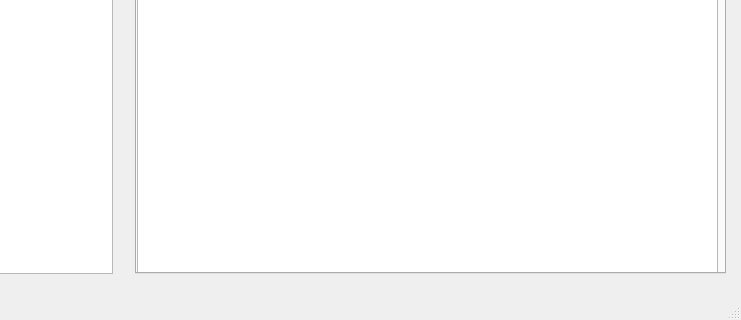
First picture: the form in LaycanEditor/View/laycaneditorview.ui, repository AndersonSKM/FvDatabase, before the edit; both pictures show x 126 to 867 and y 267 to 587 of the 867 by 587 pixel window.
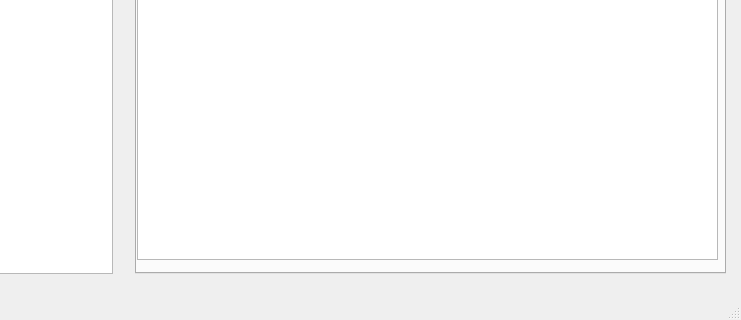
Second picture: the form after the edit. Icons and pictures are not drawn.

```diff
--- a/LaycanEditor/View/laycaneditorview.ui
+++ b/LaycanEditor/View/laycaneditorview.ui
@@ -216,7 +216,7 @@
         <x>0</x>
         <y>0</y>
         <width>581</width>
-        <height>471</height>
+        <height>401</height>
        </rect>
       </property>
       <property name="documentTitle">
```
Left out of the diff: 2 changed lines with no effect on the pictures.
